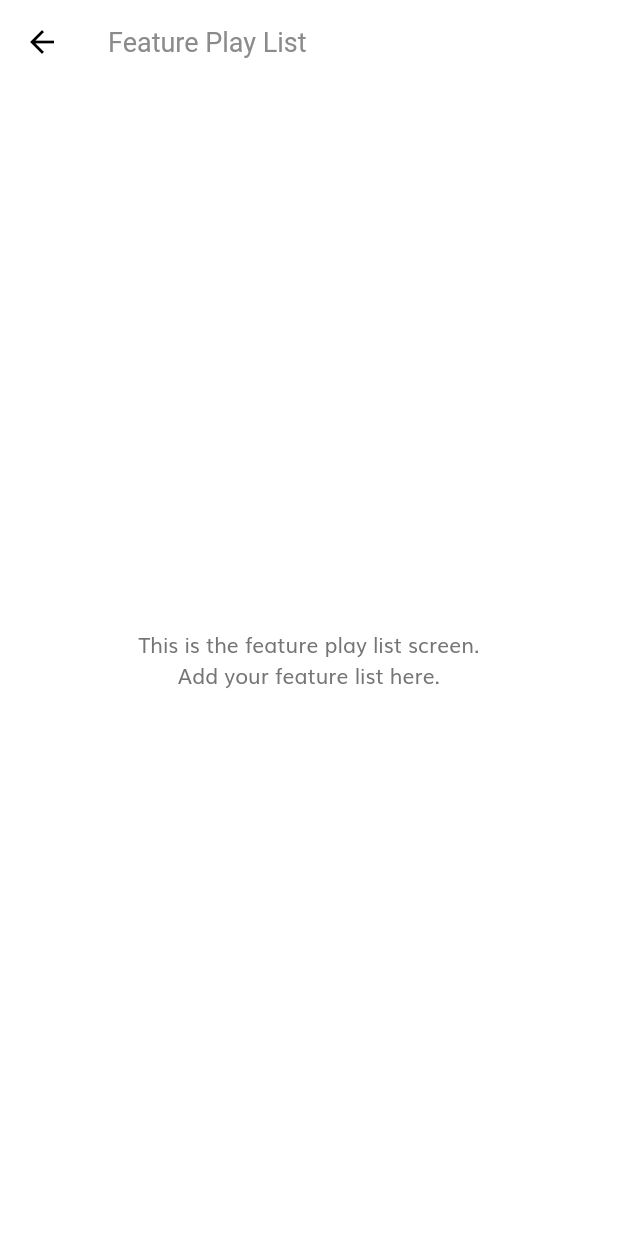
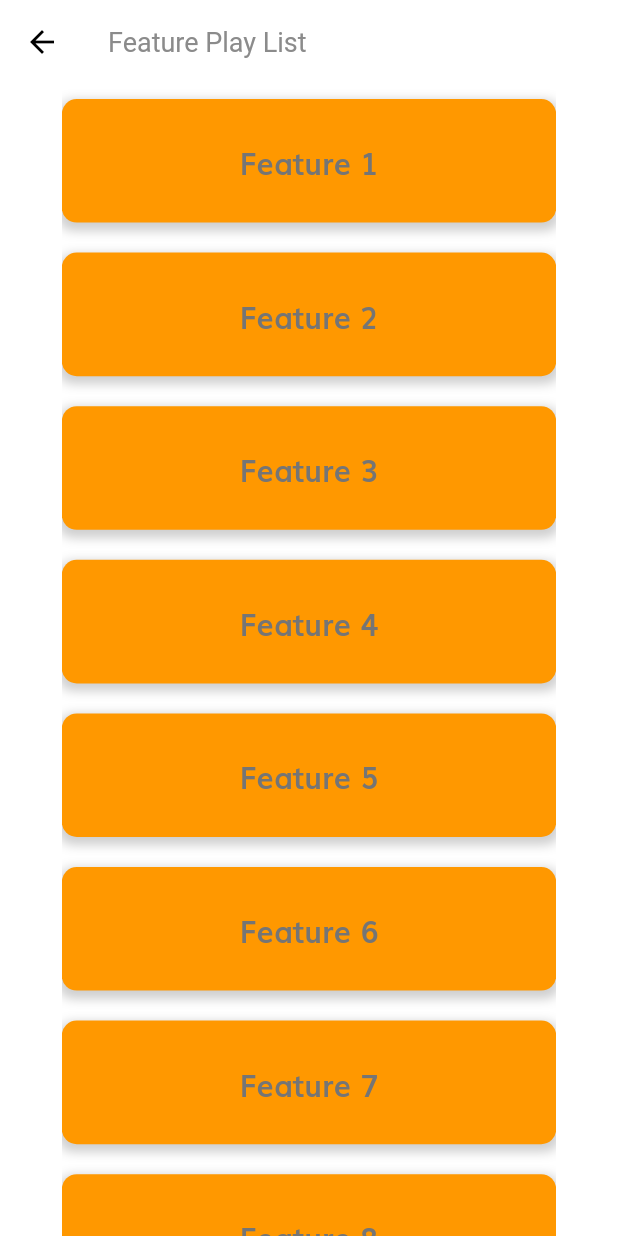
Before and after one commit to Questra-Digital/PM-Hex, a Flutter app: the HomeScreen screen opened by its route, after a tap on the "featured play list" icon, on a phone screen of 412 x 824 dp. Run offline on Flutter 3.47's test engine with Material 2 defaults, Android fonts, the phone set to English and light mode, and no system bars; our stand-ins replace flutter_svg.

Commit message:
add feature list in screen

```diff
--- a/Frontend/Application/lib/screen/featureList/components/body.dart
+++ b/Frontend/Application/lib/screen/featureList/components/body.dart
@@ -2,7 +2,21 @@ import 'package:flutter/material.dart';
 import '../../../size_config.dart';
 
 class FeaturePlayListScreen extends StatelessWidget {
-  const FeaturePlayListScreen({Key? key}) : super(key: key);
+  FeaturePlayListScreen({Key? key}) : super(key: key);
+
+  // Define a list of features
+  final List<String> features = [
+    'Feature 1',
+    'Feature 2',
+    'Feature 3',
+    'Feature 4',
+    'Feature 5',
+    'Feature 6',
+    'Feature 7',
+    'Feature 8',
+    'Feature 9',
+    'Feature 10',
+  ];
 
   @override
   Widget build(BuildContext context) {
@@ -10,11 +24,41 @@ class FeaturePlayListScreen extends StatelessWidget {
       appBar: AppBar(
         title: const Text('Feature Play List'),
       ),
-      body: const Center(
-        child: Text(
-          'This is the feature play list screen.\n'
-          'Add your feature list here.',
-          textAlign: TextAlign.center,
+      body: Center(
+        child: SizedBox(
+          width: SizeConfig.screenWidth * 0.8,
+          child: ListView.builder(
+            itemCount: features.length,
+            itemBuilder: (BuildContext context, int index) {
+              return Padding(
+                padding: const EdgeInsets.symmetric(vertical: 10),
+                child: Container(
+                  height: SizeConfig.screenHeight * 0.1,
+                  decoration: BoxDecoration(
+                    color: Colors.orange,
+                    borderRadius: BorderRadius.circular(10),
+                    boxShadow: [
+                      BoxShadow(
+                        color: Colors.grey.withOpacity(0.5),
+                        spreadRadius: 2,
+                        blurRadius: 5,
+                        offset: const Offset(0, 3),
+                      ),
+                    ],
+                  ),
+                  child: Center(
+                    child: Text(
+                      features[index],
+                      style: const TextStyle(
+                        fontWeight: FontWeight.bold,
+                        fontSize: 20,
+                      ),
+                    ),
+                  ),
+                ),
+              );
+            },
+          ),
         ),
       ),
     );
--- a/Frontend/Application/lib/screen/home/components/body.dart
+++ b/Frontend/Application/lib/screen/home/components/body.dart
@@ -33,8 +33,7 @@ class Body extends StatelessWidget {
                           Navigator.push(
                             context,
                             MaterialPageRoute(
-                                builder: (context) =>
-                                    const FeaturePlayListScreen()),
+                                builder: (context) => FeaturePlayListScreen()),
                           );
                         },
                         icon: const Icon(Icons.featured_play_list),
```
Also changed, not shown: Frontend/Application/assets/images/success.png (added).
